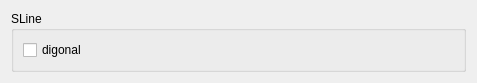
This is mscore/mscore/line.ui in musescore/musescore-old as Qt 5 draws it before an edit. The edited form follows.
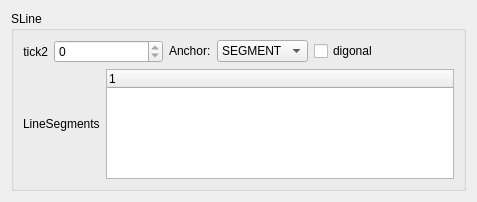
This is the edited form.

Patch:
```diff
--- a/mscore/mscore/line.ui
+++ b/mscore/mscore/line.ui
@@ -7,7 +7,7 @@
     <x>0</x>
     <y>0</y>
     <width>477</width>
-    <height>72</height>
+    <height>202</height>
    </rect>
   </property>
   <property name="windowTitle">
@@ -20,12 +20,61 @@
       <string notr="true">SLine</string>
      </property>
      <property name="flat">
-      <bool>false</bool>
+      <bool>true</bool>
      </property>
      <layout class="QVBoxLayout" name="verticalLayout">
       <item>
-       <layout class="QGridLayout" name="gridLayout">
-        <item row="0" column="0">
+       <layout class="QHBoxLayout" name="horizontalLayout">
+        <item>
+         <layout class="QFormLayout" name="formLayout">
+          <item row="0" column="0">
+           <widget class="QLabel" name="label">
+            <property name="text">
+             <string>tick2</string>
+            </property>
+            <property name="alignment">
+             <set>Qt::AlignRight|Qt::AlignTrailing|Qt::AlignVCenter</set>
+            </property>
+           </widget>
+          </item>
+          <item row="0" column="1">
+           <widget class="QSpinBox" name="tick2">
+            <property name="readOnly">
+             <bool>true</bool>
+            </property>
+            <property name="maximum">
+             <number>9999999</number>
+            </property>
+           </widget>
+          </item>
+         </layout>
+        </item>
+        <item>
+         <layout class="QFormLayout" name="formLayout_2">
+          <item row="0" column="0">
+           <widget class="QLabel" name="label_3">
+            <property name="text">
+             <string>Anchor:</string>
+            </property>
+           </widget>
+          </item>
+          <item row="0" column="1">
+           <widget class="QComboBox" name="anchor">
+            <item>
+             <property name="text">
+              <string>SEGMENT</string>
+             </property>
+            </item>
+            <item>
+             <property name="text">
+              <string>MEASURE</string>
+             </property>
+            </item>
+           </widget>
+          </item>
+         </layout>
+        </item>
+        <item>
          <widget class="QCheckBox" name="diagonal">
           <property name="text">
            <string notr="true">digonal</string>
@@ -34,6 +83,26 @@
         </item>
        </layout>
       </item>
+      <item>
+       <layout class="QHBoxLayout">
+        <item>
+         <widget class="QLabel" name="label_2">
+          <property name="text">
+           <string>LineSegments</string>
+          </property>
+         </widget>
+        </item>
+        <item>
+         <widget class="QTreeWidget" name="segments">
+          <column>
+           <property name="text">
+            <string>1</string>
+           </property>
+          </column>
+         </widget>
+        </item>
+       </layout>
+      </item>
      </layout>
     </widget>
    </item>
```
Left out of the diff: 4 changed lines with no effect on the pictures.
